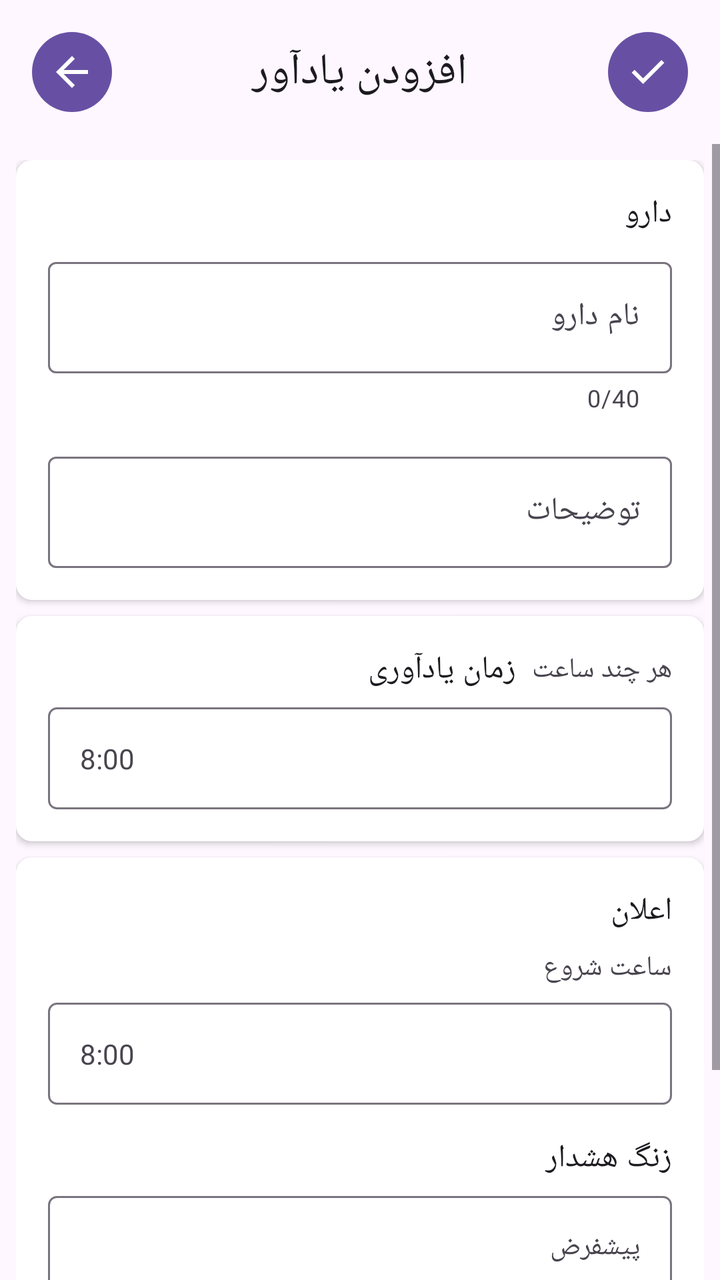
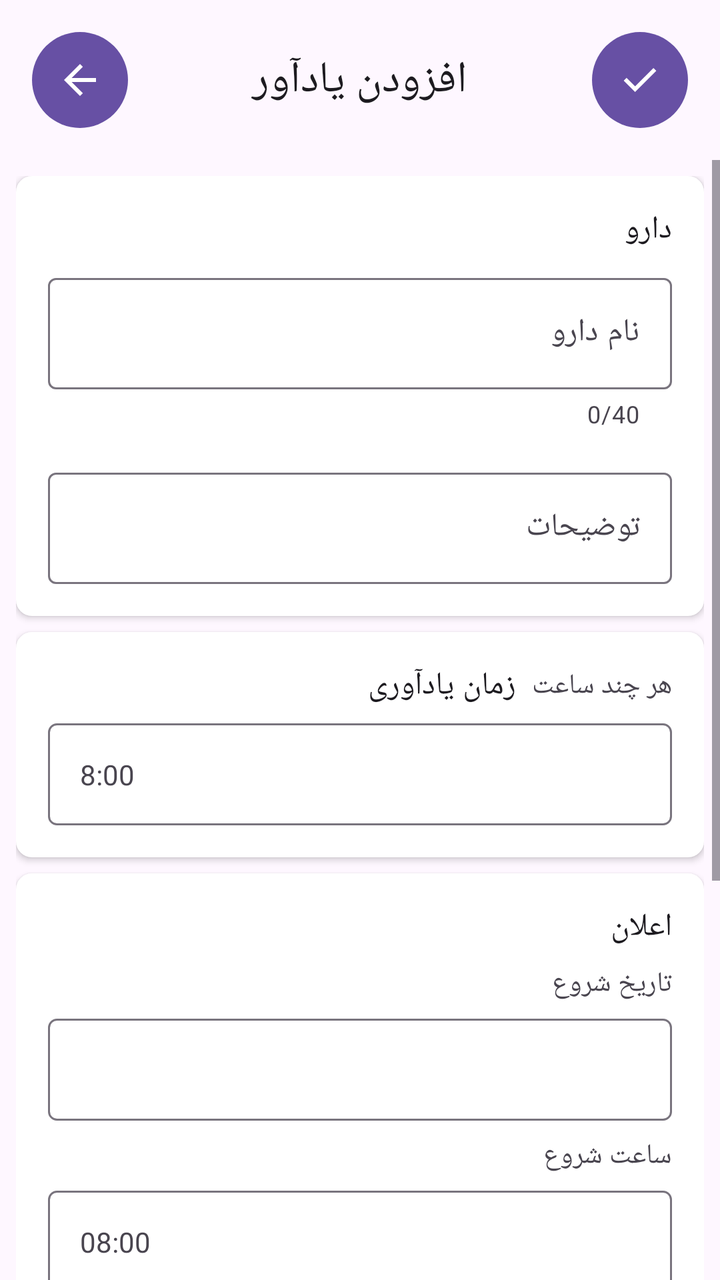

An Android layout rendered at two revisions. The XML below is the earlier revision; the diff shows what the commit changed to produce the second picture.
<!-- AndroidManifest.xml: application theme Theme.PillReminder -->
<!-- res/layout/activity_add.xml -->
<?xml version="1.0" encoding="utf-8"?>
<androidx.constraintlayout.widget.ConstraintLayout xmlns:android="http://schemas.android.com/apk/res/android"
    xmlns:app="http://schemas.android.com/apk/res-auto"
    xmlns:tools="http://schemas.android.com/tools"
    android:layout_width="match_parent"
    android:layout_height="match_parent"
    tools:context=".Activity.AddActivity">

    <androidx.constraintlayout.widget.ConstraintLayout
        android:id="@+id/constraintLayout"
        android:layout_width="match_parent"
        android:layout_height="wrap_content"
        android:orientation="horizontal"
        android:padding="16dp"
        app:layout_constraintEnd_toEndOf="parent"
        app:layout_constraintStart_toStartOf="parent"
        app:layout_constraintTop_toTopOf="parent">

        <ImageView
            android:id="@+id/submitBtn"
            android:layout_width="wrap_content"
            android:layout_height="wrap_content"
            android:background="@drawable/button_background"
            android:clickable="true"
            android:contentDescription="@string/app_name"
            android:focusable="true"
            android:padding="8dp"
            android:tint="@color/white"
            app:layout_constraintBottom_toBottomOf="parent"
            app:layout_constraintEnd_toEndOf="parent"
            app:layout_constraintStart_toEndOf="@+id/textView3"
            app:layout_constraintTop_toTopOf="parent"
            app:srcCompat="@drawable/ic_done"
            tools:ignore="UseAppTint" />

        <TextView
            android:id="@+id/textView3"
            android:layout_width="0dp"
            android:layout_height="wrap_content"
            android:layout_marginStart="8dp"
            android:layout_marginEnd="8dp"
            android:gravity="center"
            android:text="@string/add_reminder"
            android:textAppearance="@style/TextAppearance.Material3.TitleLarge"
            app:layout_constraintBottom_toBottomOf="parent"
            app:layout_constraintEnd_toStartOf="@+id/submitBtn"
            app:layout_constraintStart_toEndOf="@+id/backBtn"
            app:layout_constraintTop_toTopOf="parent" />

        <ImageView
            android:id="@+id/backBtn"
            android:layout_width="wrap_content"
            android:layout_height="wrap_content"
            android:layout_gravity="start"
            android:background="@drawable/button_background"
            android:clickable="true"
            android:contentDescription="@string/app_name"
            android:focusable="true"
            android:padding="8dp"
            android:tint="@color/white"
            app:layout_constraintBottom_toBottomOf="parent"
            app:layout_constraintEnd_toStartOf="@+id/textView3"
            app:layout_constraintStart_toStartOf="parent"
            app:layout_constraintTop_toTopOf="parent"
            app:srcCompat="@drawable/ic_arrow_back"
            tools:ignore="UseAppTint" />

    </androidx.constraintlayout.widget.ConstraintLayout>

    <ScrollView
        android:layout_width="match_parent"
        android:layout_height="0dp"
        app:layout_constraintBottom_toBottomOf="parent"
        app:layout_constraintEnd_toEndOf="parent"
        app:layout_constraintStart_toStartOf="parent"
        app:layout_constraintTop_toBottomOf="@+id/constraintLayout">

        <LinearLayout
            android:layout_width="match_parent"
            android:layout_height="wrap_content"
            android:orientation="vertical"
            android:padding="8dp">

            <LinearLayout
                android:layout_width="match_parent"
                android:layout_height="match_parent"
                android:background="@drawable/layout_background"
                android:elevation="2dp"
                android:orientation="vertical"
                android:padding="16dp">

                <TextView
                    android:id="@+id/textView23"
                    android:layout_width="match_parent"
                    android:layout_height="wrap_content"
                    android:text="@string/medicine"
                    android:textAppearance="@style/TextAppearance.Material3.BodyLarge" />

                <com.google.android.material.textfield.TextInputLayout
                    android:layout_width="match_parent"
                    android:layout_height="match_parent"
                    android:layout_marginTop="8dp"
                    android:hint="@string/medicine_name"
                    app:counterEnabled="true"
                    app:counterMaxLength="40"
                    app:hintAnimationEnabled="true">

                    <com.google.android.material.textfield.TextInputEditText
                        android:id="@+id/medicineNameEdt"
                        android:layout_width="match_parent"
                        android:layout_height="wrap_content"
                        android:imeOptions="actionNext"
                        android:inputType="text"
                        android:maxLength="40"
                        android:maxLines="1" />
                </com.google.android.material.textfield.TextInputLayout>

                <com.google.android.material.textfield.TextInputLayout
                    android:layout_width="match_parent"
                    android:layout_height="match_parent"
                    android:layout_marginTop="16dp"
                    android:hint="@string/description"
                    app:hintAnimationEnabled="true">

                    <com.google.android.material.textfield.TextInputEditText
                        android:id="@+id/descriptionEdt"
                        android:layout_width="match_parent"
                        android:layout_height="wrap_content"
                        android:imeOptions="actionDone"
                        android:inputType="textMultiLine" />
                </com.google.android.material.textfield.TextInputLayout>
            </LinearLayout>

            <androidx.constraintlayout.widget.ConstraintLayout
                android:layout_width="match_parent"
                android:layout_height="match_parent"
                android:layout_marginTop="8dp"
                android:background="@drawable/layout_background"
                android:elevation="2dp"
                android:orientation="vertical"
                android:padding="16dp">

                <TextView
                    android:id="@+id/textView21"
                    android:layout_width="0dp"
                    android:layout_height="wrap_content"
                    android:text="@string/reminder_time"
                    android:textAppearance="@style/TextAppearance.Material3.BodyLarge"
                    app:layout_constraintEnd_toStartOf="@+id/textView5"
                    app:layout_constraintStart_toStartOf="parent"
                    app:layout_constraintTop_toTopOf="parent" />

                <TextView
                    android:id="@+id/textView5"
                    android:layout_width="wrap_content"
                    android:layout_height="wrap_content"
                    android:layout_marginStart="8dp"
                    android:text="@string/repeat_hour"
                    app:layout_constraintBottom_toBottomOf="@+id/textView21"
                    app:layout_constraintEnd_toEndOf="parent"
                    app:layout_constraintStart_toEndOf="@+id/textView21"
                    app:layout_constraintTop_toTopOf="@+id/textView21" />

                <TextView
                    android:id="@+id/reminderTimeTxt"
                    android:layout_width="match_parent"
                    android:layout_height="wrap_content"
                    android:layout_marginTop="8dp"
                    android:background="@drawable/outline_background"
                    android:clickable="true"
                    android:focusable="true"
                    android:foreground="?android:attr/selectableItemBackground"
                    android:padding="16dp"
                    android:text="8:00"
                    app:layout_constraintEnd_toEndOf="parent"
                    app:layout_constraintStart_toStartOf="parent"
                    app:layout_constraintTop_toBottomOf="@+id/textView21" />

            </androidx.constraintlayout.widget.ConstraintLayout>

            <LinearLayout
                android:layout_width="match_parent"
                android:layout_height="match_parent"
                android:layout_marginTop="8dp"
                android:background="@drawable/layout_background"
                android:elevation="2dp"
                android:orientation="vertical"
                android:padding="16dp">

                <TextView
                    android:id="@+id/textView22"
                    android:layout_width="match_parent"
                    android:layout_height="wrap_content"
                    android:text="@string/notification"
                    android:textAppearance="@style/TextAppearance.Material3.BodyLarge" />

                <TextView
                    android:id="@+id/textView6"
                    android:layout_width="match_parent"
                    android:layout_height="wrap_content"
                    android:layout_marginTop="8dp"
                    android:text="@string/start_hour"
                    app:layout_constraintEnd_toEndOf="parent"
                    app:layout_constraintStart_toStartOf="parent"
                    app:layout_constraintTop_toBottomOf="@+id/reminderTimeTxt" />

                <TextView
                    android:id="@+id/startTimeReminderTxt"
                    android:layout_width="match_parent"
                    android:layout_height="wrap_content"
                    android:layout_marginTop="8dp"
                    android:background="@drawable/outline_background"
                    android:clickable="true"
                    android:focusable="true"
                    android:foreground="?android:attr/selectableItemBackground"
                    android:padding="16dp"
                    android:text="8:00"
                    app:layout_constraintEnd_toEndOf="parent"
                    app:layout_constraintStart_toStartOf="parent"
                    app:layout_constraintTop_toBottomOf="@+id/textView6" />

                <TextView
                    android:id="@+id/textView2"
                    android:layout_width="match_parent"
                    android:layout_height="wrap_content"
                    android:layout_marginTop="16dp"
                    android:text="@string/alarm"
                    android:textAppearance="@style/TextAppearance.Material3.BodyLarge" />

                <TextView
                    android:id="@+id/startTimeReminderTxt2"
                    android:layout_width="match_parent"
                    android:layout_height="wrap_content"
                    android:layout_marginTop="8dp"
                    android:background="@drawable/outline_background"
                    android:clickable="true"
                    android:focusable="true"
                    android:foreground="?android:attr/selectableItemBackground"
                    android:padding="16dp"
                    android:text="@string/default_text"
                    app:layout_constraintEnd_toEndOf="parent"
                    app:layout_constraintStart_toStartOf="parent"
                    app:layout_constraintTop_toBottomOf="@+id/textView6" />

            </LinearLayout>

            <LinearLayout
                android:layout_width="match_parent"
                android:layout_height="match_parent"
                android:layout_marginTop="8dp"
                android:layout_marginBottom="8dp"
                android:background="@drawable/layout_background"
                android:elevation="2dp"
                android:orientation="vertical"
                android:padding="16dp">

                <TextView
                    android:id="@+id/textView231"
                    android:layout_width="match_parent"
                    android:layout_height="wrap_content"
                    android:text="@string/timing"
                    android:textAppearance="@style/TextAppearance.Material3.BodyLarge" />

                <LinearLayout
                    android:layout_width="match_parent"
                    android:layout_height="match_parent"
                    android:layout_marginTop="8dp"
                    android:orientation="horizontal">

                    <TextView
                        android:id="@+id/textView9"
                        android:layout_width="wrap_content"
                        android:layout_height="match_parent"
                        android:text="1 روز" />

                    <SeekBar
                        android:id="@+id/seekBar"
                        style="@style/Widget.AppCompat.SeekBar.Discrete"
                        android:layout_width="match_parent"
                        android:layout_height="wrap_content"
                        android:layout_marginStart="8dp"
                        android:max="30"
                        android:min="1"
                        android:progress="1"
                        tools:targetApi="o" />
                </LinearLayout>

            </LinearLayout>

        </LinearLayout>
    </ScrollView>
</androidx.constraintlayout.widget.ConstraintLayout>
<!-- resources referenced by this layout -->
<resources>
  <color name="white">#FFFFFFFF</color>
  <!-- drawable button_background (drawable) -->
  <?xml version="1.0" encoding="utf-8"?>
  <selector xmlns:android="http://schemas.android.com/apk/res/android">
  
      <item>
          <shape android:shape="oval">
              <solid android:color="?attr/colorPrimary"/>
          </shape>
      </item>
  
  </selector>
  <!-- drawable ic_arrow_back (drawable) -->
  <vector xmlns:android="http://schemas.android.com/apk/res/android"
      android:width="24dp"
      android:height="24dp"
      android:viewportWidth="960"
      android:viewportHeight="960"
      android:tint="?attr/colorControlNormal"
      android:autoMirrored="true">
    <path
        android:fillColor="@android:color/white"
        android:pathData="M313,520L537,744L480,800L160,480L480,160L537,216L313,440L800,440L800,520L313,520Z"/>
  </vector>
  <!-- drawable ic_done (drawable) -->
  <vector xmlns:android="http://schemas.android.com/apk/res/android"
      android:width="24dp"
      android:height="24dp"
      android:viewportWidth="960"
      android:viewportHeight="960"
      android:tint="?attr/colorControlNormal">
    <path
        android:fillColor="@android:color/white"
        android:pathData="M382,720L154,492L211,435L382,606L749,239L806,296L382,720Z"/>
  </vector>
  <!-- drawable layout_background (drawable) -->
  <?xml version="1.0" encoding="utf-8"?>
  <selector xmlns:android="http://schemas.android.com/apk/res/android">
  
      <item>
          <shape android:shape="rectangle">
              <solid android:color="@color/white"/>
              <corners android:radius="8dp"/>
          </shape>
      </item>
  
  </selector>
  <!-- drawable outline_background (drawable) -->
  <?xml version="1.0" encoding="utf-8"?>
  <selector xmlns:android="http://schemas.android.com/apk/res/android">
  
      <item>
          <shape android:shape="rectangle">
              <stroke android:width="1dp" android:color="?attr/colorOutline" />
              <corners android:radius="4dp" />
          </shape>
      </item>
  
  </selector>
  <string name="add_reminder">افزودن یادآور</string>
  <string name="alarm">زنگ هشدار</string>
  <string name="app_name">یادآور دارو</string>
  <string name="default_text">پیشفرض</string>
  <string name="description">توضیحات</string>
  <string name="medicine">دارو</string>
  <string name="medicine_name">نام دارو</string>
  <string name="notification">اعلان</string>
  <string name="reminder_time">زمان یادآوری</string>
  <string name="repeat_hour">هر چند ساعت</string>
  <string name="start_hour">ساعت شروع</string>
  <string name="timing">زمانبدی</string>
  <style name="Theme.PillReminder" parent="Base.Theme.PillReminder" />
  <style name="Base.Theme.PillReminder" parent="Theme.Material3.Light.NoActionBar">
          
          
      </style>
</resources>

<!-- the commit's change to res/layout/activity_add.xml (unified diff, before → after) -->
@@ -24,7 +24,7 @@
             android:clickable="true"
             android:contentDescription="@string/app_name"
             android:focusable="true"
-            android:padding="8dp"
+            android:padding="12dp"
             android:tint="@color/white"
             app:layout_constraintBottom_toBottomOf="parent"
             app:layout_constraintEnd_toEndOf="parent"
@@ -56,7 +56,7 @@
             android:clickable="true"
             android:contentDescription="@string/app_name"
             android:focusable="true"
-            android:padding="8dp"
+            android:padding="12dp"
             android:tint="@color/white"
             app:layout_constraintBottom_toBottomOf="parent"
             app:layout_constraintEnd_toStartOf="@+id/textView3"
@@ -199,13 +199,13 @@
                     android:layout_width="match_parent"
                     android:layout_height="wrap_content"
                     android:layout_marginTop="8dp"
-                    android:text="@string/start_hour"
+                    android:text="@string/start_date"
                     app:layout_constraintEnd_toEndOf="parent"
                     app:layout_constraintStart_toStartOf="parent"
                     app:layout_constraintTop_toBottomOf="@+id/reminderTimeTxt" />
 
                 <TextView
-                    android:id="@+id/startTimeReminderTxt"
+                    android:id="@+id/startDateReminderTxt"
                     android:layout_width="match_parent"
                     android:layout_height="wrap_content"
                     android:layout_marginTop="8dp"
@@ -214,21 +214,22 @@
                     android:focusable="true"
                     android:foreground="?android:attr/selectableItemBackground"
                     android:padding="16dp"
-                    android:text="8:00"
                     app:layout_constraintEnd_toEndOf="parent"
                     app:layout_constraintStart_toStartOf="parent"
                     app:layout_constraintTop_toBottomOf="@+id/textView6" />
 
                 <TextView
-                    android:id="@+id/textView2"
-                    android:layout_width="match_parent"
-                    android:layout_height="wrap_content"
-                    android:layout_marginTop="16dp"
-                    android:text="@string/alarm"
-                    android:textAppearance="@style/TextAppearance.Material3.BodyLarge" />
-
-                <TextView
-                    android:id="@+id/startTimeReminderTxt2"
+                    android:id="@+id/textView61"
+                    android:layout_width="match_parent"
+                    android:layout_height="wrap_content"
+                    android:layout_marginTop="8dp"
+                    android:text="@string/start_hour"
+                    app:layout_constraintEnd_toEndOf="parent"
+                    app:layout_constraintStart_toStartOf="parent"
+                    app:layout_constraintTop_toBottomOf="@+id/reminderTimeTxt" />
+
+                <TextView
+                    android:id="@+id/startTimeReminderTxt"
                     android:layout_width="match_parent"
                     android:layout_height="wrap_content"
                     android:layout_marginTop="8dp"
@@ -237,10 +238,80 @@
                     android:focusable="true"
                     android:foreground="?android:attr/selectableItemBackground"
                     android:padding="16dp"
-                    android:text="@string/default_text"
+                    android:text="08:00"
                     app:layout_constraintEnd_toEndOf="parent"
                     app:layout_constraintStart_toStartOf="parent"
                     app:layout_constraintTop_toBottomOf="@+id/textView6" />
+
+                <TextView
+                    android:id="@+id/textView2"
+                    android:layout_width="match_parent"
+                    android:layout_height="wrap_content"
+                    android:layout_marginTop="16dp"
+                    android:text="@string/alarm"
+                    android:textAppearance="@style/TextAppearance.Material3.BodyLarge" />
+
+                <com.google.android.material.textfield.TextInputLayout
+                    style="@style/Widget.Material3.TextInputLayout.OutlinedBox.ExposedDropdownMenu"
+                    android:layout_width="match_parent"
+                    android:layout_height="match_parent"
+                    android:layout_marginTop="8dp"
+                    android:hint="@string/set_reminder">
+
+                    <AutoCompleteTextView
+                        android:id="@+id/audioTypeCtv"
+                        android:layout_width="match_parent"
+                        android:layout_height="wrap_content"
+                        android:inputType="none"
+                        tools:ignore="LabelFor" />
+
+                </com.google.android.material.textfield.TextInputLayout>
+
+                <LinearLayout
+                    android:id="@+id/recorderView"
+                    android:layout_width="match_parent"
+                    android:layout_height="wrap_content"
+                    android:layout_marginTop="16dp"
+                    android:gravity="center"
+                    android:layoutDirection="ltr"
+                    android:orientation="vertical"
+                    android:visibility="gone"
+                    tools:visibility="visible">
+
+                    <com.google.android.material.button.MaterialButton
+                        android:id="@+id/recorderBtn"
+                        android:layout_width="match_parent"
+                        android:layout_height="wrap_content"
+                        android:text="ضبط صدا" />
+
+                    <LinearLayout
+                        android:id="@+id/playerView"
+                        android:layout_width="match_parent"
+                        android:layout_height="match_parent"
+                        android:layout_marginTop="8dp"
+                        android:orientation="horizontal"
+                        android:visibility="gone"
+                        tools:visibility="visible">
+
+                        <ImageView
+                            android:id="@+id/playPauseBtn"
+                            android:layout_width="wrap_content"
+                            android:layout_height="wrap_content"
+                            android:background="@drawable/play_pause_background"
+                            android:padding="12dp"
+                            app:srcCompat="@drawable/ic_play"
+                            app:tint="@color/white" />
+
+                        <SeekBar
+                            android:id="@+id/seekBar"
+                            android:layout_width="match_parent"
+                            android:layout_height="wrap_content"
+                            android:layout_gravity="center"
+                            android:layout_marginStart="8dp" />
+                    </LinearLayout>
+
+                </LinearLayout>
+
 
             </LinearLayout>
 
@@ -261,28 +332,54 @@
                     android:text="@string/timing"
                     android:textAppearance="@style/TextAppearance.Material3.BodyLarge" />
 
+                <RadioGroup
+                    android:layout_width="match_parent"
+                    android:layout_height="match_parent"
+                    android:layout_marginTop="8dp"
+                    android:layoutDirection="ltr">
+
+                    <RadioButton
+                        android:id="@+id/continuousRd"
+                        android:layout_width="match_parent"
+                        android:layout_height="wrap_content"
+                        android:checked="true"
+                        android:layoutDirection="rtl"
+                        android:text="ادامه دار" />
+
+                    <RadioButton
+                        android:id="@+id/limitedRd"
+                        android:layout_width="match_parent"
+                        android:layout_height="wrap_content"
+                        android:layoutDirection="rtl"
+                        android:text="مدت محدود" />
+                </RadioGroup>
+
                 <LinearLayout
-                    android:layout_width="match_parent"
-                    android:layout_height="match_parent"
-                    android:layout_marginTop="8dp"
-                    android:orientation="horizontal">
+                    android:id="@+id/limitView"
+                    android:layout_width="match_parent"
+                    android:layout_height="match_parent"
+                    android:layout_marginTop="8dp"
+                    android:orientation="horizontal"
+                    android:visibility="gone"
+                    tools:visibility="visible">
 
                     <TextView
-                        android:id="@+id/textView9"
+                        android:id="@+id/limitDayCounterTxt"
                         android:layout_width="wrap_content"
-                        android:layout_height="match_parent"
+                        android:layout_height="wrap_content"
+                        android:layout_marginEnd="8dp"
                         android:text="1 روز" />
 
                     <SeekBar
-                        android:id="@+id/seekBar"
+                        android:id="@+id/limitDaySk"
                         style="@style/Widget.AppCompat.SeekBar.Discrete"
                         android:layout_width="match_parent"
                         android:layout_height="wrap_content"
-                        android:layout_marginStart="8dp"
-                        android:max="30"
+                        android:layout_weight="1"
+                        android:max="15"
                         android:min="1"
                         android:progress="1"
-                        tools:targetApi="o" />
+                        tools:ignore="UnusedAttribute" />
                 </LinearLayout>
 
             </LinearLayout>
<!-- resource entries referenced after the edit -->
@@ -35,6 +35,17 @@
         android:fillColor="@android:color/white"
         android:pathData="M382,720L154,492L211,435L382,606L749,239L806,296L382,720Z"/>
   </vector>
+  <!-- drawable ic_play (drawable) -->
+  <vector xmlns:android="http://schemas.android.com/apk/res/android"
+      android:width="24dp"
+      android:height="24dp"
+      android:viewportWidth="960"
+      android:viewportHeight="960"
+      android:tint="?attr/colorControlNormal">
+    <path
+        android:fillColor="@android:color/white"
+        android:pathData="M320,760L320,200L760,480L320,760ZM400,480L400,480L400,480L400,480ZM400,614L610,480L400,346L400,614Z"/>
+  </vector>
   <!-- drawable layout_background (drawable) -->
   <?xml version="1.0" encoding="utf-8"?>
   <selector xmlns:android="http://schemas.android.com/apk/res/android">
@@ -59,16 +70,28 @@
       </item>
   
   </selector>
+  <!-- drawable play_pause_background (drawable) -->
+  <?xml version="1.0" encoding="utf-8"?>
+  <selector xmlns:android="http://schemas.android.com/apk/res/android">
+  
+      <item>
+          <shape android:shape="oval">
+              <solid android:color="?attr/colorPrimary" />
+          </shape>
+      </item>
+  
+  </selector>
   <string name="add_reminder">افزودن یادآور</string>
   <string name="alarm">زنگ هشدار</string>
   <string name="app_name">یادآور دارو</string>
-  <string name="default_text">پیشفرض</string>
   <string name="description">توضیحات</string>
   <string name="medicine">دارو</string>
   <string name="medicine_name">نام دارو</string>
   <string name="notification">اعلان</string>
   <string name="reminder_time">زمان یادآوری</string>
   <string name="repeat_hour">هر چند ساعت</string>
+  <string name="set_reminder">تنظیم هشدار</string>
+  <string name="start_date">تاریخ شروع</string>
   <string name="start_hour">ساعت شروع</string>
   <string name="timing">زمانبدی</string>
   <style name="Theme.PillReminder" parent="Base.Theme.PillReminder" />
